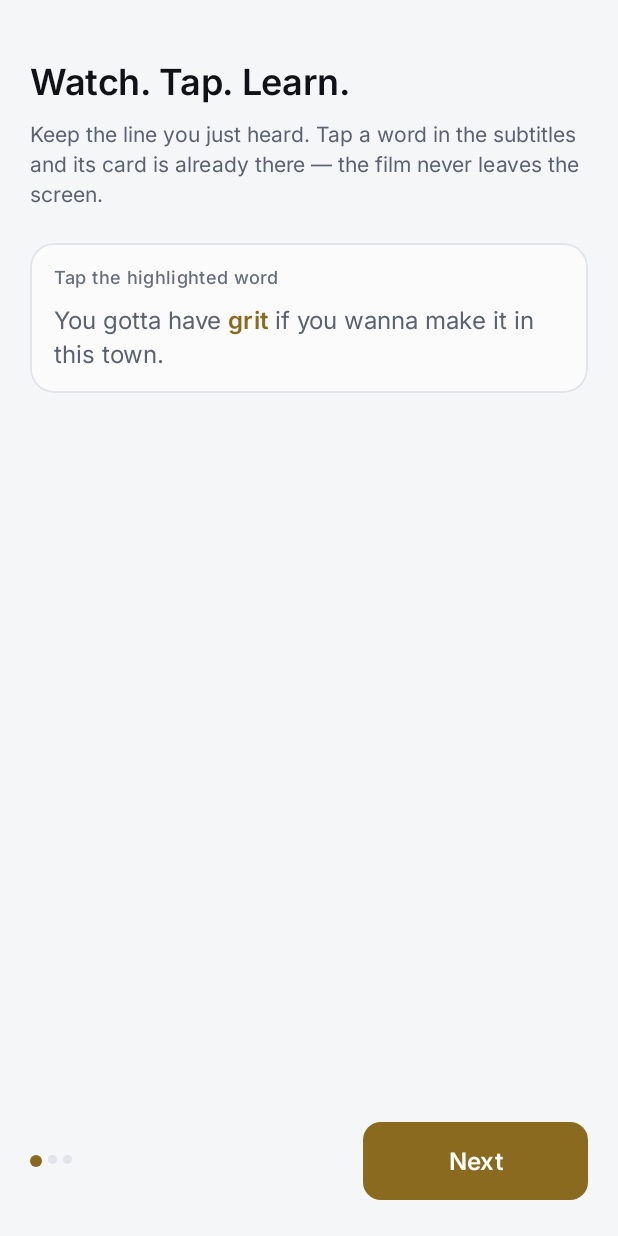
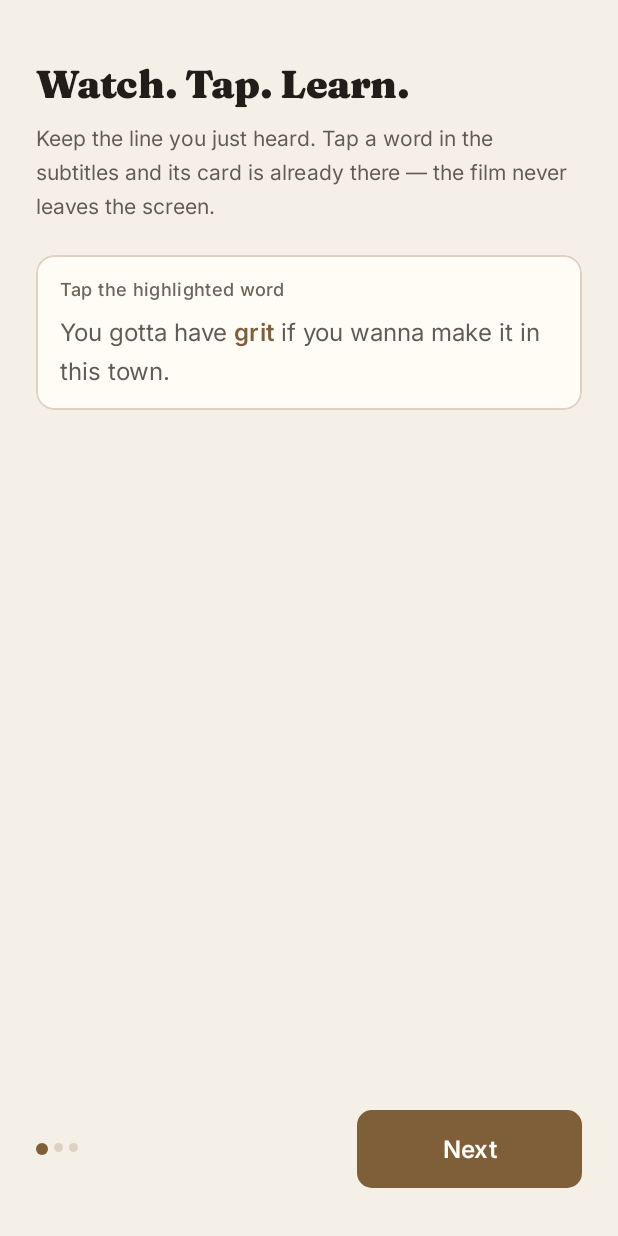
Before and after one commit to CherubOfEden/reelvocab, an Android app built with Jetpack Compose: the screen it shows after launch (MainActivity), on a phone screen of 412 x 824 dp. Run offline under Robolectric (Android 15) with nearby library versions, the phone set to English and light mode, and no system bars; our stand-ins replace Dagger/Hilt's generated code.

Commit message:
Add quiet luxury foundations and editorial type

```diff
--- a/app/src/main/res/values-night/colors.xml
+++ b/app/src/main/res/values-night/colors.xml
@@ -1,4 +1,4 @@
 <?xml version="1.0" encoding="utf-8"?>
 <resources>
-    <color name="window_background">#0B0C10</color>
+    <color name="window_background">#0E0D0B</color>
 </resources>
--- a/app/src/main/res/values/colors.xml
+++ b/app/src/main/res/values/colors.xml
@@ -1,5 +1,5 @@
 <?xml version="1.0" encoding="utf-8"?>
 <resources>
-    <color name="window_background">#F5F6F8</color>
+    <color name="window_background">#F5F0E7</color>
     <color name="ic_launcher_background">#0B0C10</color>
 </resources>
--- a/core/designsystem/src/main/kotlin/app/reelvocab/core/designsystem/theme/Theme.kt
+++ b/core/designsystem/src/main/kotlin/app/reelvocab/core/designsystem/theme/Theme.kt
@@ -16,15 +16,15 @@ import androidx.compose.ui.platform.LocalView
 
 private fun ReelColors.toMaterialScheme(dark: Boolean) = if (dark) {
     darkColorScheme(
-        primary = gold,
+        primary = accent,
         onPrimary = onAccent,
-        primaryContainer = goldDim,
+        primaryContainer = accentMuted,
         onPrimaryContainer = textPrimary,
-        secondary = teal,
+        secondary = secondary,
         onSecondary = onAccent,
         secondaryContainer = elevated,
         onSecondaryContainer = textPrimary,
-        tertiary = teal,
+        tertiary = secondary,
         onTertiary = onAccent,
         background = base,
         onBackground = textPrimary,
@@ -39,7 +39,7 @@ private fun ReelColors.toMaterialScheme(dark: Boolean) = if (dark) {
         surfaceContainerHighest = elevated,
         outline = strokeSubtle,
         outlineVariant = strokeSubtle,
-        error = rose,
+        error = error,
         onError = onAccent,
         inverseSurface = textPrimary,
         inverseOnSurface = base,
@@ -47,16 +47,16 @@ private fun ReelColors.toMaterialScheme(dark: Boolean) = if (dark) {
     )
 } else {
     lightColorScheme(
-        primary = gold,
+        primary = accent,
         onPrimary = onAccent,
-        primaryContainer = goldDim,
+        primaryContainer = accentMuted,
         onPrimaryContainer = textPrimary,
-        secondary = teal,
-        onSecondary = Color.White,
+        secondary = secondary,
+        onSecondary = onAccent,
         secondaryContainer = elevated,
         onSecondaryContainer = textPrimary,
-        tertiary = teal,
-        onTertiary = Color.White,
+        tertiary = secondary,
+        onTertiary = onAccent,
         background = base,
         onBackground = textPrimary,
         surface = surface,
@@ -70,8 +70,8 @@ private fun ReelColors.toMaterialScheme(dark: Boolean) = if (dark) {
         surfaceContainerHighest = strokeSubtle,
         outline = strokeSubtle,
         outlineVariant = strokeSubtle,
-        error = rose,
-        onError = Color.White,
+        error = error,
+        onError = onAccent,
         inverseSurface = textPrimary,
         inverseOnSurface = surface,
         scrim = Color.Black,
--- a/core/designsystem/src/main/kotlin/app/reelvocab/core/designsystem/theme/Tokens.kt
+++ b/core/designsystem/src/main/kotlin/app/reelvocab/core/designsystem/theme/Tokens.kt
@@ -8,7 +8,7 @@ import androidx.compose.ui.unit.dp
 
 @Immutable
 data class ReelSpacing(
-    val xxs: Dp = 2.dp,
+    val xxs: Dp = 4.dp,
     val xs: Dp = 4.dp,
     val s: Dp = 8.dp,
     val m: Dp = 12.dp,
@@ -19,8 +19,8 @@ data class ReelSpacing(
     val huge: Dp = 40.dp,
     val giant: Dp = 48.dp,
     val colossal: Dp = 64.dp,
-    val screenH: Dp = 20.dp,
-    val screenBottom: Dp = 24.dp,
+    val screenH: Dp = 24.dp,
+    val screenBottom: Dp = 32.dp,
     val minTouchTarget: Dp = 48.dp,
     val bottomBarHeight: Dp = 80.dp,
     val controlHeight: Dp = 52.dp,
@@ -31,11 +31,11 @@ data class ReelSpacing(
 
 @Immutable
 data class ReelRadius(
-    val chip: Dp = 8.dp,
-    val input: Dp = 12.dp,
-    val card: Dp = 16.dp,
-    val sheet: Dp = 24.dp,
-    val sheetTop: Dp = 28.dp,
+    val chip: Dp = 6.dp,
+    val input: Dp = 10.dp,
+    val card: Dp = 12.dp,
+    val sheet: Dp = 20.dp,
+    val sheetTop: Dp = 24.dp,
 )
 
 val DefaultReelSpacing = ReelSpacing()
--- a/core/designsystem/src/main/kotlin/app/reelvocab/core/designsystem/theme/Type.kt
+++ b/core/designsystem/src/main/kotlin/app/reelvocab/core/designsystem/theme/Type.kt
@@ -5,14 +5,17 @@ import androidx.compose.runtime.Immutable
 import androidx.compose.ui.text.TextStyle
 import androidx.compose.ui.text.font.Font
 import androidx.compose.ui.text.font.FontFamily
+import androidx.compose.ui.text.font.FontStyle
 import androidx.compose.ui.text.font.FontWeight
 import androidx.compose.ui.unit.em
 import androidx.compose.ui.unit.sp
 import app.reelvocab.core.designsystem.R
 
 private val Fraunces = FontFamily(
-    Font(R.font.fraunces_semibold, FontWeight.SemiBold),
-    Font(R.font.fraunces_bold, FontWeight.Bold),
+    Font(R.font.fraunces_variable, FontWeight.Normal),
+    Font(R.font.fraunces_variable, FontWeight.Medium),
+    Font(R.font.fraunces_variable, FontWeight.SemiBold),
+    Font(R.font.fraunces_italic_variable, FontWeight.Normal, FontStyle.Italic),
 )
 
 private val Inter = FontFamily(
@@ -26,69 +29,92 @@ private val JetBrainsMono = FontFamily(
     Font(R.font.jetbrains_mono_medium, FontWeight.Medium),
 )
 
-private val SourceCodePro = FontFamily(
-    Font(R.font.source_code_pro_regular, FontWeight.Normal),
-)
-
 @Immutable
 data class ReelType(
     val hero: TextStyle = TextStyle(
         fontFamily = Fraunces,
-        fontWeight = FontWeight.SemiBold,
+        fontWeight = FontWeight.Normal,
         fontSize = 56.sp,
-        lineHeight = 61.6f.sp,
+        lineHeight = 58.8f.sp,
         letterSpacing = (-0.02f).em,
     ),
     val displayL: TextStyle = TextStyle(
         fontFamily = Fraunces,
-        fontWeight = FontWeight.SemiBold,
+        fontWeight = FontWeight.Normal,
         fontSize = 40.sp,
         lineHeight = 44f.sp,
         letterSpacing = (-0.02f).em,
     ),
     val displayM: TextStyle = TextStyle(
         fontFamily = Fraunces,
-        fontWeight = FontWeight.SemiBold,
+        fontWeight = FontWeight.Normal,
         fontSize = 32.sp,
-        lineHeight = 35.2f.sp,
+        lineHeight = 36f.sp,
+        letterSpacing = (-0.01f).em,
+    ),
+    val wordmark: TextStyle = TextStyle(
+        fontFamily = Fraunces,
+        fontWeight = FontWeight.Normal,
+        fontSize = 28.sp,
+        lineHeight = 32f.sp,
         letterSpacing = (-0.01f).em,
     ),
     val titleL: TextStyle = TextStyle(
-        fontFamily = Inter,
-        fontWeight = FontWeight.SemiBold,
-        fontSize = 24.sp,
-        lineHeight = 31.2f.sp,
+        fontFamily = Fraunces,
+        fontWeight = FontWeight.Normal,
+        fontSize = 26.sp,
+        lineHeight = 32f.sp,
         letterSpacing = (-0.01f).em,
     ),
     val titleM: TextStyle = TextStyle(
         fontFamily = Inter,
         fontWeight = FontWeight.SemiBold,
-        fontSize = 20.sp,
-        lineHeight = 26f.sp,
+        fontSize = 18.sp,
+        lineHeight = 24f.sp,
     ),
     val bodyL: TextStyle = TextStyle(
         fontFamily = Inter,
         fontWeight = FontWeight.Normal,
         fontSize = 16.sp,
-        lineHeight = 22.4f.sp,
+        lineHeight = 26f.sp,
     ),
     val bodyM: TextStyle = TextStyle(
         fontFamily = Inter,
         fontWeight = FontWeight.Normal,
         fontSize = 14.sp,
-        lineHeight = 19.6f.sp,
+        lineHeight = 22.4f.sp,
     ),
     val label: TextStyle = TextStyle(
         fontFamily = Inter,
         fontWeight = FontWeight.Medium,
         fontSize = 12.sp,
-        lineHeight = 16f.sp,
+        lineHeight = 18f.sp,
         letterSpacing = 0.02f.em,
     ),
+    val sectionLabel: TextStyle = TextStyle(
+        fontFamily = Inter,
+        fontWeight = FontWeight.SemiBold,
+        fontSize = 11.sp,
+        lineHeight = 16f.sp,
+        letterSpacing = 0.12f.em,
+    ),
+    val caption: TextStyle = TextStyle(
+        fontFamily = Inter,
+        fontWeight = FontWeight.Normal,
+        fontSize = 12.sp,
+        lineHeight = 18f.sp,
+    ),
+    val navLabel: TextStyle = TextStyle(
+        fontFamily = Inter,
+        fontWeight = FontWeight.Medium,
+        fontSize = 11.sp,
+        lineHeight = 14f.sp,
+        letterSpacing = 0.01f.em,
+    ),
     val ipa: TextStyle = TextStyle(
-        fontFamily = SourceCodePro,
+        fontFamily = JetBrainsMono,
         fontWeight = FontWeight.Normal,
-        fontSize = 20.sp,
+        fontSize = 18.sp,
         lineHeight = 24f.sp,
         letterSpacing = 0.01f.em,
     ),
@@ -112,10 +138,10 @@ data class ReelType(
         titleSmall = bodyM.copy(fontWeight = FontWeight.SemiBold),
         bodyLarge = bodyL,
         bodyMedium = bodyM,
-        bodySmall = label.copy(fontWeight = FontWeight.Normal),
+        bodySmall = caption,
         labelLarge = bodyM.copy(fontWeight = FontWeight.Medium),
         labelMedium = label,
-        labelSmall = label.copy(fontSize = 11.sp),
+        labelSmall = sectionLabel,
     )
 }
 
```
Also changed, not shown: app/src/main/assets/licenses/OFL-SourceCodePro.txt (deleted, +0 -93 lines), app/src/main/kotlin/app/reelvocab/ui/LicensesScreen.kt (+4 -5 lines), core/designsystem/src/main/kotlin/app/reelvocab/core/designsystem/icon/ReelIcons.kt (added, +369 -0 lines), core/designsystem/src/main/kotlin/app/reelvocab/core/designsystem/theme/Palette.kt (+34 -27 lines), core/designsystem/src/main/res/font/fraunces_bold.ttf (deleted), core/designsystem/src/main/res/font/fraunces_italic_variable.ttf (added), core/designsystem/src/main/res/font/fraunces_semibold.ttf (deleted), core/designsystem/src/main/res/font/fraunces_variable.ttf (added), core/designsystem/src/main/res/font/source_code_pro_regular.ttf (deleted).
